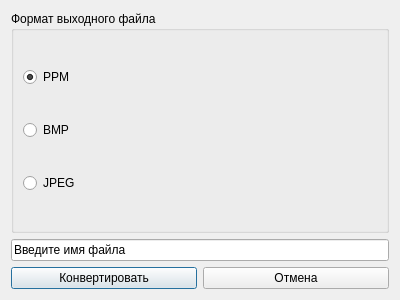
Before: the Qt Designer form dialogconvert.ui in a-simanov/ImageConverter, drawn with Qt 5.
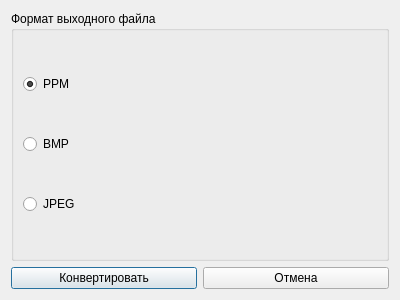
After: the same form once the commit is applied.

Patch:
```diff
--- a/dialogconvert.ui
+++ b/dialogconvert.ui
@@ -15,7 +15,7 @@
   </property>
   <layout class="QVBoxLayout" name="verticalLayout_2">
    <item>
-    <layout class="QVBoxLayout" name="verticalLayout" stretch="6,1,1">
+    <layout class="QVBoxLayout" name="verticalLayout" stretch="6,1">
      <item>
       <widget class="QGroupBox" name="groupBox">
        <property name="title">
@@ -49,13 +49,6 @@
        </layout>
       </widget>
      </item>
-     <item>
-      <widget class="QLineEdit" name="le_file_format">
-       <property name="text">
-        <string>Введите имя файла</string>
-       </property>
-      </widget>
-     </item>
      <item>
       <layout class="QHBoxLayout" name="horizontalLayout">
        <item>
```
